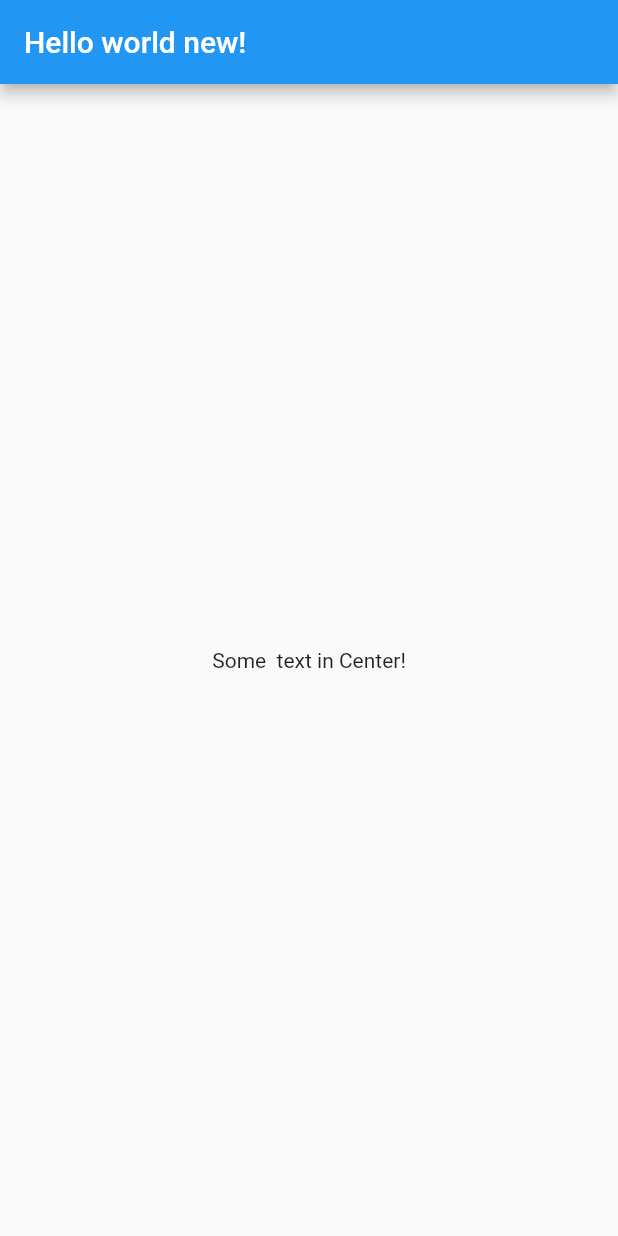
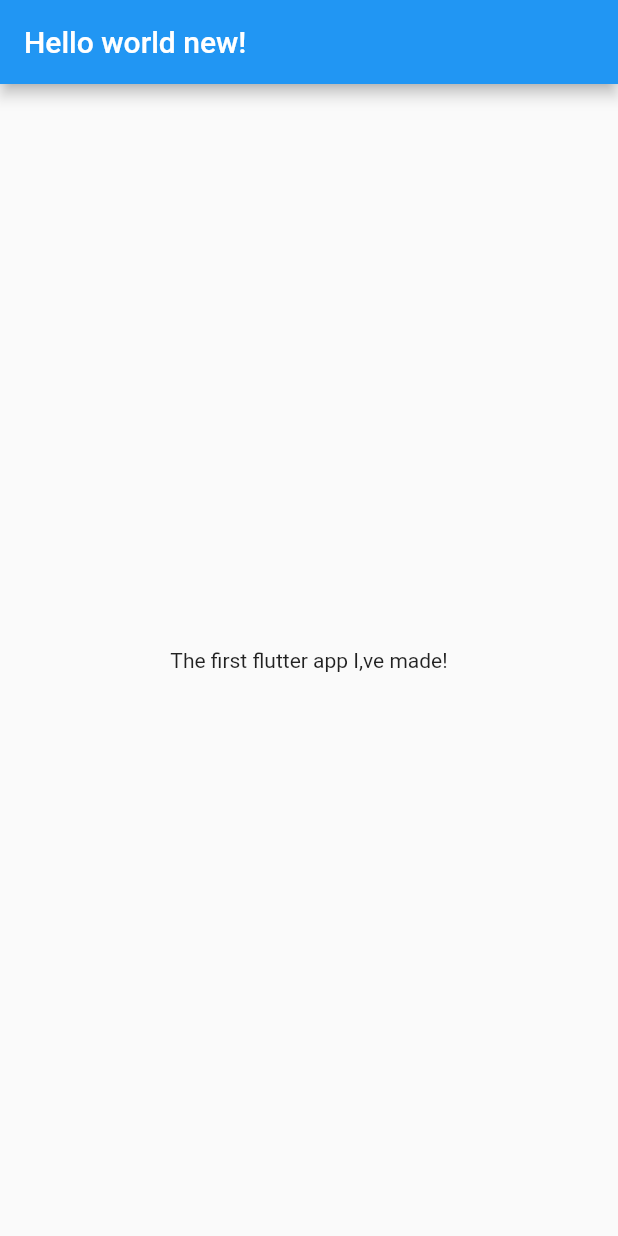
Before and after one commit to boboPrem1/dart-and-flutter-bootcamp, a Flutter app: the screen it shows after launch, on a phone screen of 412 x 824 dp. Run offline on Flutter 3.47's test engine with Material 2 defaults, Android fonts, the phone set to English and light mode, and no system bars.

Commit message:
Learned StateLessWidget

```diff
--- a/flutter/my_app_basics/lib/main.dart
+++ b/flutter/my_app_basics/lib/main.dart
@@ -12,7 +12,7 @@ class MyApp extends StatelessWidget {
         title: Text("Hello world new!"),
       ),
       body: Center(
-        child: Text("Some  text in Center!"),
+        child: Text("The first flutter app I,ve made!"),
       ),
     );
   }
```
